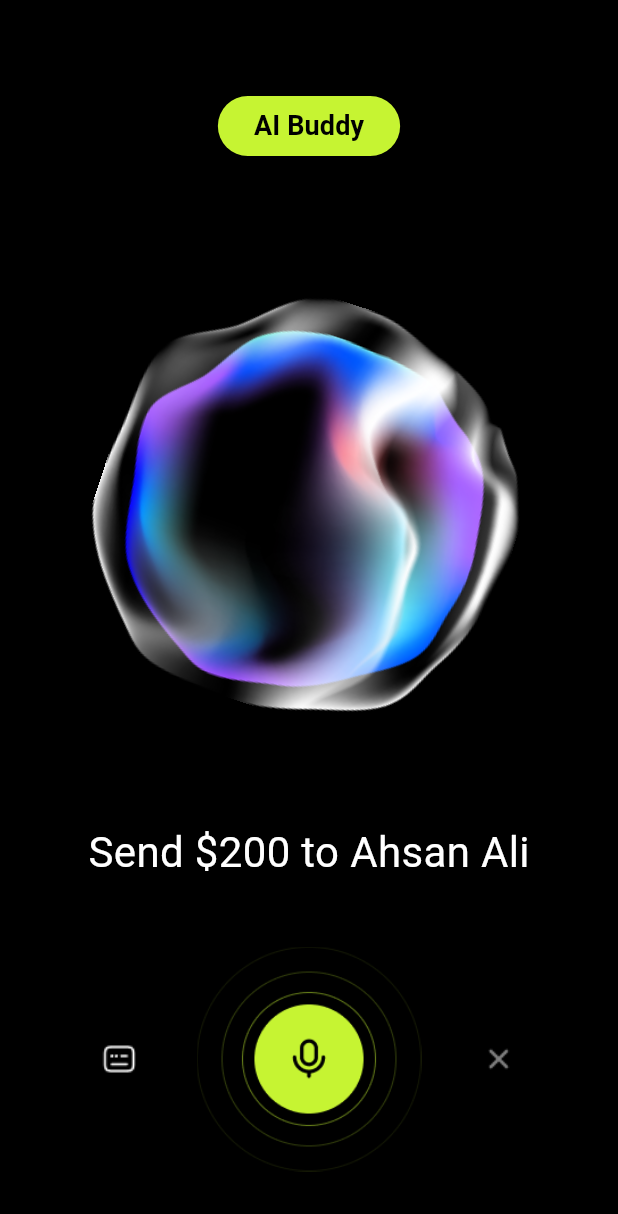
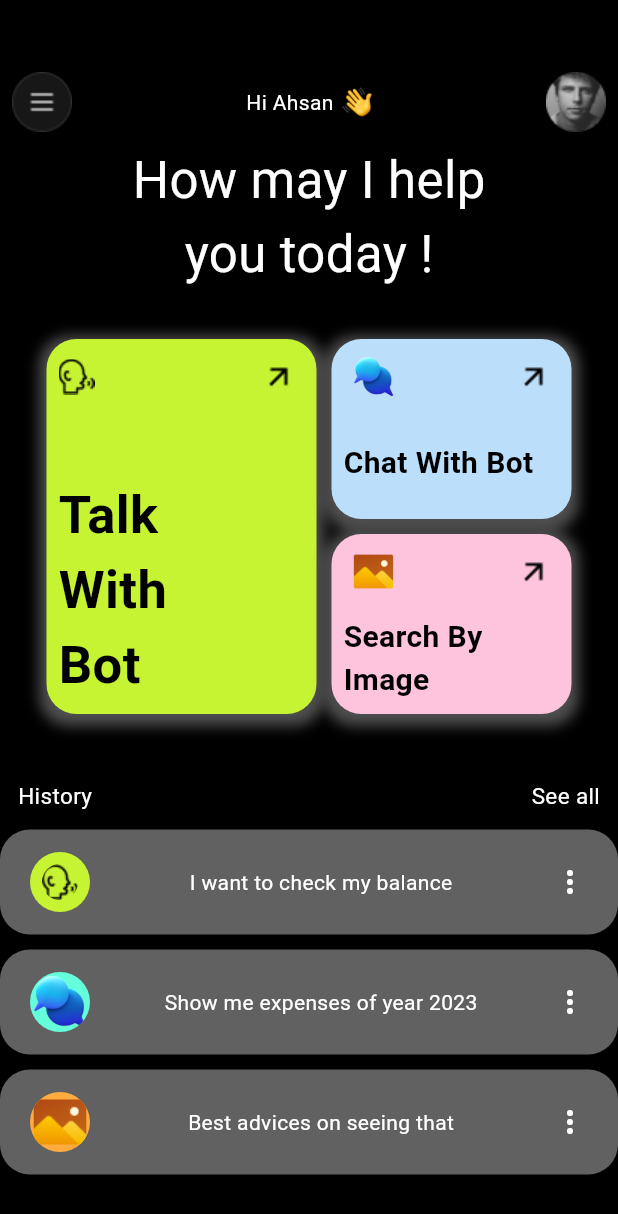
Before and after one commit to hashir4825/FinBot, a Flutter app: the screen it shows after launch, after a tap on "Get started", on a phone screen of 412 x 824 dp. Shown: the top 1214 px of the screen. Run offline on Flutter 3.47's test engine with Material 3 defaults, Android fonts, the phone set to English and light mode, and no system bars.

Commit message:
I have added Dashboard page to show the user three different options and also to show their history of commands,

```diff
--- a/Finbot/fin_bot/lib/Chat_Screen.dart
+++ b/Finbot/fin_bot/lib/Chat_Screen.dart
@@ -1,3 +1,4 @@
+import 'package:fin_bot/Dashboard.dart';
 import 'package:fin_bot/Voice_Command_Screen.dart';
 import 'package:flutter/cupertino.dart';
 import 'package:flutter/material.dart';
@@ -66,7 +67,7 @@ class _Chat_ScreenState extends State<Chat_Screen> {
                   onPressed: () {
 
                     Navigator.push(context, MaterialPageRoute(builder:
-                    (context)=>VoiceCommandScreen()));
+                    (context)=>DashboardPage()));
                     // Add your onPressed functionality here
                   },
                   style: ElevatedButton.styleFrom(
--- /dev/null
+++ b/Finbot/fin_bot/lib/Dashboard.dart
@@ -0,0 +1,334 @@
+import 'package:flutter/cupertino.dart';
+import 'package:flutter/material.dart';
+import 'package:flutter/widgets.dart';
+
+class DashboardPage extends StatefulWidget {
+  const DashboardPage({super.key});
+
+  @override
+  State<DashboardPage> createState() => _DashboardPageState();
+}
+
+class _DashboardPageState extends State<DashboardPage> {
+  @override
+  Widget build(BuildContext context) {
+    return Scaffold(
+      body: Container(
+        color: Colors.black,
+        child: Column(
+          children: [
+            SizedBox(
+              height: 40,
+            ),
+            Padding(
+              padding: const EdgeInsets.all(8.0),
+              child: Row(
+                mainAxisAlignment: MainAxisAlignment.spaceBetween,
+                children: [
+                  Image.asset('assets/images/Frame 3.png'),
+                  Row(
+                    children: [
+                      Text(
+                        'Hi Ahsan',
+                        style: TextStyle(color: Colors.white),
+                      ),
+                      SizedBox(
+                        width: 6,
+                      ),
+                      Container(
+                          height: 20,
+                          child: Image.asset(
+                            'assets/images/wave.png',
+                          ))
+                    ],
+                  ),
+                  Image.asset('assets/images/Ellipse 78.png')
+                ],
+              ),
+            ),
+            Center(
+              child: Padding(
+                padding: const EdgeInsets.only(left: 34.0, right: 34),
+                child: Text(
+                  "How may I help",
+                  style: TextStyle(color: Colors.white, fontSize: 34),
+                ),
+              ),
+            ),
+            Center(
+              child: Padding(
+                padding: const EdgeInsets.only(left: 34.0, right: 34),
+                child: Text(
+                  "you today !",
+                  style: TextStyle(color: Colors.white, fontSize: 34),
+                ),
+              ),
+            ),
+            SizedBox(
+              height: 20,
+            ),
+            Padding(
+              padding: const EdgeInsets.all(12.0),
+              child: Row(
+                mainAxisAlignment: MainAxisAlignment.center,
+                crossAxisAlignment: CrossAxisAlignment.start,
+                children: [
+                  Container(
+                    width: 180,
+                    height: 250,
+
+                    decoration: BoxDecoration(
+                      color: Color(0XFFC6F432),
+                      borderRadius: BorderRadius.circular(20),
+                      boxShadow: [
+                        BoxShadow(
+                          color: Colors.grey.withOpacity(0.5),
+                          spreadRadius: 5,
+                          blurRadius: 7,
+                          offset: Offset(0, 3),
+                        ),
+                      ],
+                    ),
+                    child: Padding(
+                      padding: const EdgeInsets.all(8.0),
+                      child: Column(
+                        mainAxisAlignment: MainAxisAlignment.spaceBetween,
+                        crossAxisAlignment: CrossAxisAlignment.start,
+                        children: <Widget>[
+                          Row(
+                            mainAxisAlignment: MainAxisAlignment.spaceBetween,
+                            children: [
+                              Image.asset('assets/images/rumor 1.png'),
+                              Image.asset('assets/images/icon _arrow forward_.png'),
+
+                            ],),
+
+                          Text(
+                            'Talk\nWith\nBot',
+                            style: TextStyle(
+                              color: Colors.black,
+                              fontSize: 35,
+                              fontWeight: FontWeight.bold
+                            ),
+                          ),
+
+
+
+                        ],
+                      ),
+                    ),
+                  ),
+                  SizedBox(width: 10,),
+                  Column(
+                    children: [
+                      Container(
+                        width: 160,
+                        height: 120,
+
+                        decoration: BoxDecoration(
+                          color: Colors.blue.shade100,
+                          borderRadius: BorderRadius.circular(20),
+                          boxShadow: [
+                            BoxShadow(
+                              color: Colors.grey.withOpacity(0.5),
+                              spreadRadius: 5,
+                              blurRadius: 7,
+                              offset: Offset(0, 3),
+                            ),
+                          ],
+                        ),
+                        child: Padding(
+                          padding: const EdgeInsets.all(8.0),
+                          child: Column(
+                            mainAxisAlignment: MainAxisAlignment.spaceBetween,
+                            crossAxisAlignment: CrossAxisAlignment.start,
+                            children: <Widget>[
+                              Row(
+                                mainAxisAlignment: MainAxisAlignment.spaceBetween,
+                                children: [
+                                  Container(
+                                    height:30,width: 40,
+
+                                      child: Image.asset('assets/images/chatIcon.png')),
+                                    Image.asset('assets/images/icon _arrow '
+                                       'forward_.png'),
+
+                                ],),
+
+                              Padding(
+                                padding: const EdgeInsets.only(bottom: 15.0),
+                                child: Text(
+                                  'Chat With Bot',
+                                  style: TextStyle(
+                                      color: Colors.black,
+                                      fontSize: 20,
+                                      fontWeight: FontWeight.bold
+                                  ),
+                                ),
+                              ),
+
+
+
+                            ],
+                          ),
+                        ),
+                      ),
+                      SizedBox(height: 10,),
+                      Container(
+                        width: 160,
+                        height: 120,
+
+                        decoration: BoxDecoration(
+                          color: Color(0XFFFEC4DD),
+                          borderRadius: BorderRadius.circular(20),
+                          boxShadow: [
+                            BoxShadow(
+                              color: Colors.grey.withOpacity(0.5),
+                              spreadRadius: 5,
+                              blurRadius: 7,
+                              offset: Offset(0, 3),
+                            ),
+                          ],
+                        ),
+                        child: Padding(
+                          padding: const EdgeInsets.all(8.0),
+                          child: Column(
+                            mainAxisAlignment: MainAxisAlignment.spaceBetween,
+                            crossAxisAlignment: CrossAxisAlignment.start,
+                            children: <Widget>[
+                              Row(
+                                mainAxisAlignment: MainAxisAlignment.spaceBetween,
+                                children: [
+                                  Container(
+                                      height:30,width: 40,
+                                      child: Image.asset
+                                        ('assets/images/imageIcon.png')),
+                                  Image.asset('assets/images/icon _arrow forward_.png'),
+
+                                ],),
+
+                              Text(
+                                'Search By\nImage',
+                                style: TextStyle(
+                                    color: Colors.black,
+                                    fontSize: 20,
+                                    fontWeight: FontWeight.bold
+                                ),
+                              ),
+
+
+
+                            ],
+                          ),
+                        ),
+                      ),
+                    ],
+                  )
+
+                ],
+              ),
+            ),
+            SizedBox(
+              height: 20,
+            ),
+            Padding(
+              padding: const EdgeInsets.all(12.0),
+              child: Row(
+                mainAxisAlignment: MainAxisAlignment.spaceBetween,
+                children: [
+                  Text(
+                    'History',
+                    style: TextStyle(color: Colors.white, fontSize: 15),
+                  ),
+                  Text(
+                    'See all',
+                    style: TextStyle(color: Colors.white, fontSize: 15),
+                  )
+                ],
+              ),
+            ),
+            Column(
+              children: [
+                ChatBubble(
+                  text: 'I want to check my balance',
+                  leadingImage: AssetImage('assets/images/rumor 1.png'),
+                  icon: Icons.more_vert,
+                  color: Colors.grey.shade700,
+                  backgroundColor: Color(0XFFC6F432),
+                ),
+                SizedBox(height: 10),
+                ChatBubble(
+                  text: 'Show me expenses of year 2023',
+                  leadingImage: AssetImage('assets/images/chatIcon.png'),
+                  icon: Icons.more_vert,
+                  color: Colors.grey.shade700,
+                  backgroundColor: Colors.tealAccent,
+                ),
+                SizedBox(height: 10),
+                ChatBubble(
+                  text: 'Best advices on seeing that',
+                  leadingImage: AssetImage('assets/images/imageIcon.png'),
+                  icon: Icons.more_vert,
+                  color: Colors.grey.shade700,
+                  backgroundColor: Colors.orangeAccent,
+                ),
+                SizedBox(height: 10),
+              ],
+            ),
+          ],
+        ),
+      ),
+    );
+  }
+}
+
+class ChatBubble extends StatelessWidget {
+  final String text;
+  final ImageProvider leadingImage;
+  final IconData icon;
+  final Color color;
+  final Color backgroundColor;
+
+  const ChatBubble({
+    Key? key,
+    required this.text,
+    required this.leadingImage,
+    required this.icon,
+    required this.color,
+    required this.backgroundColor,
+  }) : super(key: key);
+
+  @override
+  Widget build(BuildContext context) {
+    return Container(
+      padding: EdgeInsets.symmetric(horizontal: 20.0, vertical: 15.0),
+      decoration: BoxDecoration(
+        color: color,
+        borderRadius: BorderRadius.circular(20.0),
+      ),
+      child: Row(
+        mainAxisAlignment: MainAxisAlignment.spaceBetween,
+        children: [
+          CircleAvatar(
+            radius: 20,
+            backgroundColor: backgroundColor,
+            child: ClipOval(
+              child: Image(
+                image: leadingImage,
+                fit: BoxFit
+                    .cover, // Ensure the entire image is visible without being trimmed
+              ),
+            ),
+          ),
+          SizedBox(width: 10),
+          Text(
+            text,
+            style: TextStyle(color: Colors.white),
+          ),
+          SizedBox(width: 10),
+          Icon(icon, color: Colors.white),
+        ],
+      ),
+    );
+  }
+}
--- a/Finbot/fin_bot/lib/Voice_Command_Screen.dart
+++ b/Finbot/fin_bot/lib/Voice_Command_Screen.dart
@@ -38,10 +38,14 @@ class _VoiceCommandScreenState extends State<VoiceCommandScreen>
             Container(
               child: ElevatedButton(
                 onPressed: () {},
-                style: ElevatedButton.styleFrom(backgroundColor: Color(0XFFC6F432)),
+                style: ElevatedButton.styleFrom(
+                    backgroundColor: Color(0XFFC6F432)),
                 child: Text(
                   'AI Buddy',
-                  style: TextStyle(color: Colors.black, fontSize: 18, fontWeight: FontWeight.bold),
+                  style: TextStyle(
+                      color: Colors.black,
+                      fontSize: 18,
+                      fontWeight: FontWeight.bold),
                 ),
               ),
             ),
@@ -92,8 +96,17 @@ class _VoiceCommandScreenState extends State<VoiceCommandScreen>
                     onTap: () {
                       // Handle onTap for the first picture
                     },
-                    child: Image.asset('assets/images/fi-rr-cross-small.1 1.png',
-                        width: 80, height: 100),
+                    child: Stack(children: [
+
+                      Image.asset('assets/images/Ellipse 85.png',width: 80,
+                        height: 100,),
+
+                      Image.asset(
+                          'assets/images/fi-rr-cross-small'
+                          '.1 1.png',
+                          width: 80,
+                          height: 100),
+                    ]),
                   ),
                 ],
               ),
```
Also changed, not shown: Finbot/fin_bot/assets/images/Ellipse 85.png (added), Finbot/fin_bot/assets/images/Frame 3.png (added), Finbot/fin_bot/assets/images/chatIcon.png (added), Finbot/fin_bot/assets/images/imageIcon.png (added).
